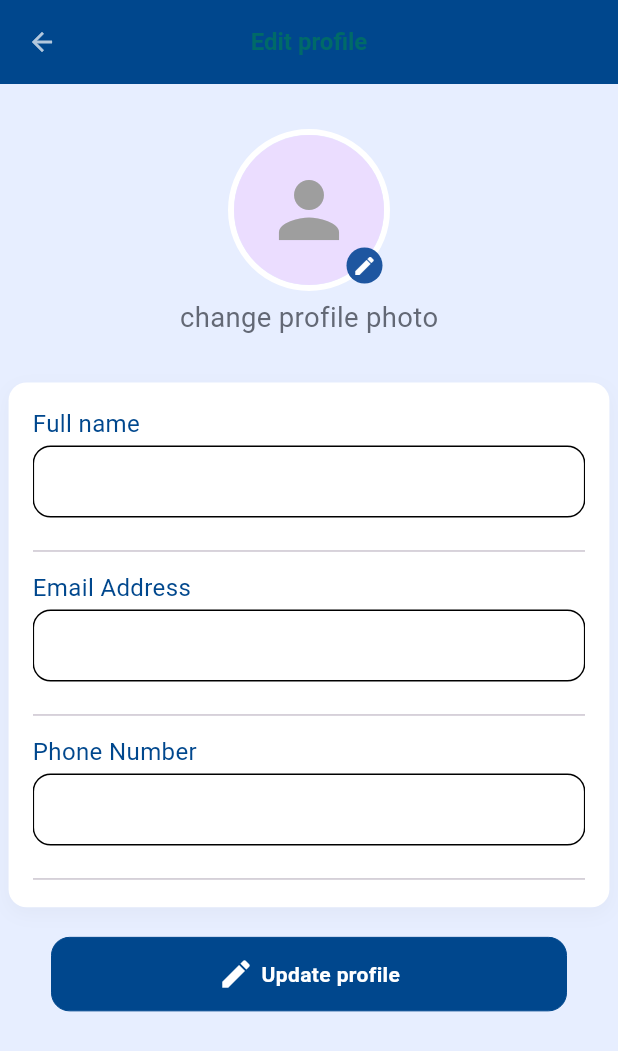
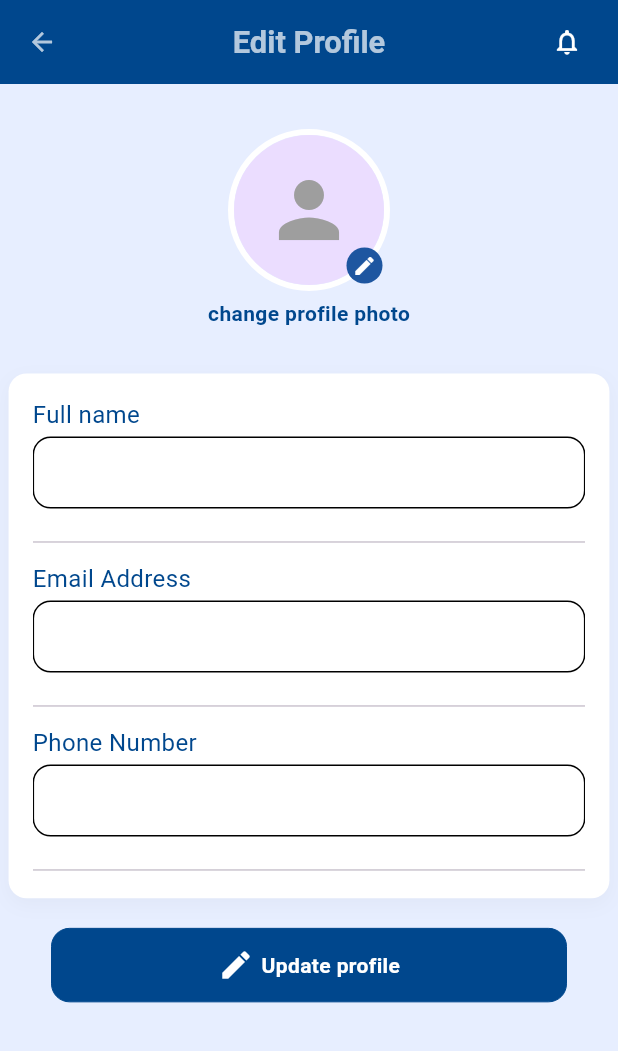
Before and after one commit to Ali-Abu1993/doctor-appoint, a Flutter app: the SettingsScreen screen opened by its route, after a tap on "Edit Profile", on a phone screen of 412 x 824 dp. Shown: the top 1051 px of the screen. Run offline on Flutter 3.47's test engine with Material 3 defaults, Android fonts, the phone set to English and light mode, and no system bars; our stand-ins replace cloud_firestore, dio, firebase_auth, firebase_core, firebase_messaging, firebase_storage and 8 more; missing offline and left inert: flutter_launcher_icons; accounts and stored records are empty; network calls fail.

Commit message:
made some chanhes , want to upload those changes

```diff
--- a/lib/core/mock_data/data/user_profile_mock_data.dart
+++ b/lib/core/mock_data/data/user_profile_mock_data.dart
@@ -2,10 +2,10 @@ import 'package:doctor_appointment/features/user_edit_profile/data/user_profile_
 
 abstract class UserProfileMockData {
   static UserProfileModel currentUser = const UserProfileModel(
-    fullName: "Sarah Connor",
-    email: "sarah.connor@example.com",
-    phoneNumber: "+20 101 234 5678",
-    gender: "Female",
+    fullName: "",
+    email: "",
+    phoneNumber: "",
+    gender: "",
   );
 
   static UserProfileModel updateProfile(UserProfileModel newProfile) {
--- a/lib/core/widgets/app_button.dart
+++ b/lib/core/widgets/app_button.dart
@@ -36,7 +36,7 @@ class AppButton extends StatelessWidget {
         child: Row(
           mainAxisAlignment: MainAxisAlignment.center,
           spacing: 5,
-          children: [icon??Text(""),Text(txt,style: buttonTxtStyle)],
+          children: [icon??Text(""),Text(txt,style: buttonTxtStyle,overflow: TextOverflow.ellipsis, maxLines: 1,)],
         ),
       ),
     );
--- a/lib/core/widgets/custom_widgets/build_settings_group.dart
+++ b/lib/core/widgets/custom_widgets/build_settings_group.dart
@@ -29,7 +29,7 @@ Widget buildListTile(BuildContext context,{
   String? trailingText,
   required VoidCallback onTap,
 }) {
-
+final isDark = context.isDark;
   return ListTile(
     onTap: onTap,
     shape: RoundedRectangleBorder(borderRadius: BorderRadius.circular(16)),
@@ -46,7 +46,7 @@ Widget buildListTile(BuildContext context,{
       style:  TxtStyle.font15W600Black(context),
     ),
     subtitle: subtitle != null
-        ? Text(subtitle, style: TxtStyle.font12NormalGrey)
+        ? Text(subtitle, style:TxtStyle.font12NormalGrey,)
         : null,
     trailing: Row(
       mainAxisSize: MainAxisSize.min,
@@ -54,7 +54,7 @@ Widget buildListTile(BuildContext context,{
         if (trailingText != null)
           Text(
             trailingText,
-            style: TxtStyle.font14BoldBlue
+            style: isDark?TxtStyle.font14BoldBlue:TxtStyle.font14BoldGrey
           ),
         const SizedBox(width: 4),
          Icon(Icons.arrow_forward_ios_rounded, size: 16,
@@ -84,7 +84,7 @@ Widget buildSwitchTile(BuildContext context,{
         style: TxtStyle.font15W600Black(context)),
     trailing: Switch.adaptive(
       value: value,
-      activeColor: ColorsManager.primary,
+      activeColor: context.isDark?ColorsManager.primary:Colors.lightBlue,
       onChanged: onChanged,
     ),
   );
--- a/lib/core/widgets/settings_screen.dart
+++ b/lib/core/widgets/settings_screen.dart
@@ -66,11 +66,7 @@ class _SettingsScreenState extends State<SettingsScreen> {
                 // 1. كارت الملف الشخصي المصغر
                 buildInfoTile(
                     Icons.person, user?.displayName ?? '', user?.email ?? '',
-                    context.isDark? TxtStyle.font15W600DarkBlue: TextStyle(
-                      color: Colors.white60,
-                      fontSize: 15,fontWeight: FontWeight.w600
-                    ),
-                    TxtStyle.font11BoldGrey
+                    TxtStyle.font12NormalGrey,TxtStyle.font15W600Black(context)
                 ),
 
                 const SizedBox(height: 24),
@@ -80,7 +76,7 @@ class _SettingsScreenState extends State<SettingsScreen> {
                 buildSettingsGroup([
                   buildListTile(context,
                     icon: Icons.person_outline_rounded,
-                    title: local!.edit_profile,
+                    title: local.edit_profile,
                     subtitle: local.edit_profile_subtitle,
                     onTap: () {
                       context.pushNamed(AppRouter.editProfileScreen);
@@ -92,7 +88,7 @@ class _SettingsScreenState extends State<SettingsScreen> {
                     title: local.security_and_password,
                     subtitle: local.security_subtitle,
                     onTap: () {
-                      context.goNamed(AppRouter.kChangePassScreen);
+                      context.push(AppRouter.kChangePassScreen);
                     },
                   ),
                   const Divider(height: 1, indent: 56),
@@ -258,7 +254,8 @@ class _SettingsScreenState extends State<SettingsScreen> {
         borderRadius: BorderRadius.vertical(top: Radius.circular(20)),
       ),
       builder: (context) {
-        return Padding(
+        return SafeArea(
+          child: Padding(
             padding: const EdgeInsets.all(20.0),
             child: Column(
               mainAxisSize: MainAxisSize.min,
@@ -297,25 +294,27 @@ class _SettingsScreenState extends State<SettingsScreen> {
                 ),
               ],
             ),
+          ),
         );
       },
     );
   }
 
   void showLogoutDialog(BuildContext context) {
+    final local = context.l1on;
     showDialog(
       context: context,
       builder: (context) =>
           AlertDialog(
             shape: RoundedRectangleBorder(
                 borderRadius: BorderRadius.circular(16)),
-            title: const Text('Log out'),
-            content: const Text('Are you sure you want to log out?'),
+            title:  Text(local.logout),
+            content:  Text(local.confirm_logout),
             actions: [
               TextButton(
                 onPressed: () => context.pop(),
-                child: const Text(
-                    'Cancel', style: TextStyle(color: Colors.grey)),
+                child:  Text(
+                    local.cancel, style: TextStyle(color: Colors.grey)),
               ),
               ElevatedButton(
                 style: ElevatedButton.styleFrom(
@@ -328,8 +327,8 @@ class _SettingsScreenState extends State<SettingsScreen> {
                   context.pop();
                   // context.go('/login'); // التوجه لصفحة تسجيل الدخول بـ GoRouter
                 },
-                child: const Text(
-                    'Logging out', style: TextStyle(color: Colors.white)),
+                child:  Text(
+                    local.logging_out, style: TextStyle(color: Colors.white)),
               ),
             ],
           ),
--- a/lib/features/user_edit_profile/presentation/edit_profile_screen.dart
+++ b/lib/features/user_edit_profile/presentation/edit_profile_screen.dart
@@ -1,5 +1,6 @@
 import 'package:doctor_appointment/core/helper/dio_helper.dart';
 import 'package:doctor_appointment/core/mock_data/logic/mock_profile_cubit.dart';
+import 'package:doctor_appointment/core/utils/app_extensions.dart';
 import 'package:doctor_appointment/core/utils/colors_manager.dart';
 import 'package:doctor_appointment/core/utils/text_style.dart';
 import 'package:doctor_appointment/core/widgets/app_button.dart';
@@ -26,20 +27,30 @@ class _EditProfileScreenState extends State<EditProfileScreen> {
   late TextEditingController emailController;
   late TextEditingController phoneController;
   String selectedGender = 'Male';
+
   final user = FirebaseAuth.instance.currentUser;
   String? photoUrl;
+
   late String? finalImage= photoUrl ?? user?.photoURL ;
 
   @override
   void initState() {
     super.initState();
-    nameController = TextEditingController(text: widget.editProfile?.fullName);
-    emailController = TextEditingController(text: widget.editProfile?.email);
-    phoneController = TextEditingController(
-      text: widget.editProfile?.phoneNumber,
-    );
-    selectedGender = widget.editProfile?.gender ?? 'Male';
-    photoUrl=widget.editProfile?.photoUrl ?? user?.photoURL;
+    final profile =widget.editProfile;
+
+    String initialName = (profile?.fullName!=null && profile!.fullName.isNotEmpty)?
+        profile.fullName:(user?.displayName ?? '');
+
+    String initialEmail=(profile?.email !=null && profile!.email.isNotEmpty)?
+        profile.email:(user?.email ?? '');
+    String initialPhone =(profile?.phoneNumber !=null && profile!.phoneNumber.isNotEmpty)?
+        profile.phoneNumber:(user?.phoneNumber ?? "");
+    nameController=TextEditingController(text: initialName);
+    emailController=TextEditingController(text: initialEmail);
+    phoneController=TextEditingController(text: initialPhone);
+
+    selectedGender = profile?.gender.isNotEmpty ==true ? profile!.gender:"Male";
+    photoUrl=profile?.photoUrl ?? user?.photoURL;
 
   }
 
@@ -53,6 +64,7 @@ class _EditProfileScreenState extends State<EditProfileScreen> {
 
   @override
   Widget build(BuildContext context) {
+    final local = context.l1on;
     return MultiBlocProvider(
   providers: [
     BlocProvider(
@@ -64,7 +76,7 @@ class _EditProfileScreenState extends State<EditProfileScreen> {
   ],
   child: Scaffold(
         appBar: AppBar(
-          title: Text("Edit profile", style: TxtStyle.font14W700),
+          title: Text(local.edit_profile, style: context.isDark? TxtStyle.font18SemiBoldWhite:TxtStyle.font18SemiBold(context)),
           centerTitle: true,
           leading: IconButton(
             onPressed: () {
@@ -78,7 +90,7 @@ class _EditProfileScreenState extends State<EditProfileScreen> {
               onPressed: () {},
               icon: Icon(
                 Icons.notifications_outlined,
-                color: ColorsManager.primary,
+                color: context.isDark?ColorsManager.white:Colors.white70,
               ),
             ),
             SizedBox(width: 10),
@@ -95,7 +107,7 @@ class _EditProfileScreenState extends State<EditProfileScreen> {
                       Icon(Icons.check_circle, color: Colors.white),
                       SizedBox(width: 10),
                       Text(
-                        "Profile updated successfully",
+                        local.profile_updated_success,
                         style: TxtStyle.font12W500,
                       ),
                     ],
@@ -129,20 +141,20 @@ class _EditProfileScreenState extends State<EditProfileScreen> {
           builder: (builder)=> Center(child: const CircularProgressIndicator()));
     }
     if (state is EditPhotoSuccessState){
-      SnackBar(
+      ScaffoldMessenger.of(context).showSnackBar(SnackBar(
         content: Row(
           children: [
             Icon(Icons.check_circle, color: Colors.white),
             SizedBox(width: 10),
             Text(
-              "Image updated successfully",
+              local.image_updated_success,
               style: TxtStyle.font12W500,
             ),
           ],
         ),
         backgroundColor: ColorsManager.primary,
         duration: Duration(seconds: 2),
-      );
+      ));
 
     context.pop();
     }
@@ -199,8 +211,8 @@ class _EditProfileScreenState extends State<EditProfileScreen> {
                   SizedBox(height: 5),
                   Center(
                     child: Text(
-                      'change profile photo',
-                      style: TxtStyle.font16W400Regular,
+                      local.change_profile_photo,
+                      style: TxtStyle.font14BoldBlue,
                     ),
                   ),
                   SizedBox(height: 30),
@@ -224,41 +236,39 @@ class _EditProfileScreenState extends State<EditProfileScreen> {
                         spacing: 3,
                         crossAxisAlignment: CrossAxisAlignment.start,
                         children: [
-                          Text('Full name',style: TxtStyle.font14RegularBlue,),
+                          Text(local.full_name,style: TxtStyle.font14RegularBlue,),
                           CustomTextField(
                             controller: nameController,
-                            hintText: user?.displayName ?? ' ',
-                            textInput: (val) {
-                              return null;
-                            },
+                            hintText: (widget.editProfile?.fullName.isNotEmpty==true)?
+                            widget.editProfile!.fullName:(user?.displayName ?? 'Full Name'),
+                            textInput: (val) =>null,
                             prefixIcon: null,
                           ),
                           Divider(height: 20),
-                          Text('Email Address',style: TxtStyle.font14RegularBlue,),
+                          Text(local.email_address,style: TxtStyle.font14RegularBlue,),
                           CustomTextField(
-                            textInput: (val) {
-                              return null;
-                            },
+                            textInput: (val) =>null,
                             controller: emailController,
-                            hintText: user?.email ?? "noemail@nodomain.com",
+                            hintText: widget.editProfile?.email.isNotEmpty==true?
+                            widget.editProfile!.email:(user?.email ?? "noemail@nodomain.com"),
                           ),
 
                           Divider(height: 20),
-                          Text('Phone Number',style: TxtStyle.font14RegularBlue,),
+                          Text(local.phone_number,style: TxtStyle.font14RegularBlue,),
                           CustomTextField(
-                            textInput: (val) {
-                              return null;
-                            },
+                            textInput: (val) =>null,
                             controller: phoneController,
-                            hintText: user?.phoneNumber ?? '+01 000 0000 0000',
+                            hintText: widget.editProfile?.phoneNumber.isNotEmpty==true?
+                            widget.editProfile!.phoneNumber:(user?.phoneNumber ?? "")
+                            ,
                           ),
                           Divider(height: 20),
-                          Text('Gender',style: TxtStyle.font14RegularBlue,),
+                          Text(local.gender,style: TxtStyle.font14RegularBlue,),
                           Row(
                             children: [
-                              Text("Gender", style: TxtStyle.font12W500),
+                              Text(local.gender, style: TxtStyle.font12W500),
                               Radio(
-                                value: "Male",
+                                value: local.male,
                                 groupValue: selectedGender,
                                 onChanged: (value) {
                                   setState(() {
@@ -266,9 +276,9 @@ class _EditProfileScreenState extends State<EditProfileScreen> {
                                   });
                                 },
                               ),
-                              Text("Male", style: TxtStyle.font12W500),
+                              Text(local.male, style: TxtStyle.font12W500),
                               Radio(
-                                value: "Female",
+                                value: local.female,
                                 groupValue: selectedGender,
                                 onChanged: (value) {
                                   setState(() {
@@ -276,7 +286,7 @@ class _EditProfileScreenState extends State<EditProfileScreen> {
                                   });
                                 },
                               ),
-                              Text("Female", style: TxtStyle.font12W500),
+                              Text(local.female, style: TxtStyle.font12W500),
                             ],
                           ),
                         ],
@@ -288,8 +298,8 @@ class _EditProfileScreenState extends State<EditProfileScreen> {
                     builder: (context, state) => AppButton(
                       barWidth: 300.w,
                       txt: state is UpdateProfileLoadingState
-                          ? "Updating..."
-                          : "Update profile",
+                          ? local.updating
+                          : local.update_profile,
                       onPress: () {
                         context.read<MockProfileCubit>().updateUserData(
                           data: UserProfileModel(
--- a/lib/l10n/app_ar.arb
+++ b/lib/l10n/app_ar.arb
@@ -30,6 +30,10 @@
   "email_address": "البريد الإلكتروني",
   "email_hint": "patient@example.com",
   "password": "كلمة المرور",
+ "change_password": "تغير كلمة المرور",
+ "change_password_success": "تم تغير كلمة المرور بنجاح",
+   "confirm_password": "تأكيد كلمة المرور",
+   "reset_password": "إعادة تعيين كلمة المرور",
   "password_hint": "••••••••",
   "forgot_password": "هل نسيت كلمة المرور؟",
   "remember_me": "تذكرني لمدة 30 يوماً",
@@ -126,6 +130,7 @@
           "settings": "الإعدادات",
           "profile": "الملف الشخصي",
           "logout": "تسجيل الخروج",
+          "confirm_logout": "هل تريد تسجيل الخروخ؟",
           "booking_confirmed_notification": "تم تأكيد موعد حجزك مع الدكتور",
           "new_promotions_notification": "عروض جديدة للخطط الطبية",
           "doc_point_title": "الرئيسية",
--- a/lib/l10n/app_en.arb
+++ b/lib/l10n/app_en.arb
@@ -37,6 +37,10 @@
   "email_address": "Email Address",
   "email_hint": "patient@example.com",
   "password": "Password",
+  "change_password": "Change Password",
+  "change_password_success": "Password is changed Successfully",
+  "confirm_password": "Confirm password",
+  "reset_password": "Reset password",
   "password_hint": "••••••••",
   "forgot_password": "Forgot password?",
   "remember_me": "Remember me for 30 days",
@@ -135,6 +139,7 @@
         "settings": "Settings",
         "profile": "Profile",
         "logout": "Logout",
+        "confirm_logout": "Are you sure you want to log out?",
         "booking_confirmed_notification": "Your appointment with the doctor has been confirmed",
         "new_promotions_notification": "New promotions for medical plans",
         "doc_app_title": "Home",
--- a/lib/l10n/app_localizations.dart
+++ b/lib/l10n/app_localizations.dart
@@ -284,6 +284,30 @@ abstract class AppLocalizations {
   /// **'Password'**
   String get password;
 
+  /// No description provided for @change_password.
+  ///
+  /// In en, this message translates to:
+  /// **'Change Password'**
+  String get change_password;
+
+  /// No description provided for @change_password_success.
+  ///
+  /// In en, this message translates to:
+  /// **'Password is changed Successfully'**
+  String get change_password_success;
+
+  /// No description provided for @confirm_password.
+  ///
+  /// In en, this message translates to:
+  /// **'Confirm Password'**
+  String get confirm_password;
+
+  /// No description provided for @reset_password.
+  ///
+  /// In en, this message translates to:
+  /// **'Reset password'**
+  String get reset_password;
+
   /// No description provided for @password_hint.
   ///
   /// In en, this message translates to:
@@ -403,12 +427,6 @@ abstract class AppLocalizations {
   /// In en, this message translates to:
   /// **'Create a strong password'**
   String get create_strong_password;
-
-  /// No description provided for @confirm_password.
-  ///
-  /// In en, this message translates to:
-  /// **'Confirm Password'**
-  String get confirm_password;
 
   /// No description provided for @confirm_password_hint.
   ///
@@ -722,6 +740,12 @@ abstract class AppLocalizations {
   /// **'Profile'**
   String get profile;
 
+  /// No description provided for @confirm_logout.
+  ///
+  /// In en, this message translates to:
+  /// **'Are you sure you want to log out?'**
+  String get confirm_logout;
+
   /// No description provided for @booking_confirmed_notification.
   ///
   /// In en, this message translates to:
```
Also changed, not shown: lib/core/routing/routes.dart (+35 -29 lines), lib/core/widgets/change_pass_screen.dart (+30 -15 lines), lib/core/widgets/doctor_card.dart (+4 -35 lines), lib/core/widgets/search_widget.dart (+4 -3 lines), lib/features/alldoctors/presentation/all_doctors_screen.dart (+4 -3 lines), lib/features/doctor_details/presentation/doctor_details.dart (+5 -4 lines), lib/features/user_edit_profile/presentation/user_profile.dart (+8 -8 lines), lib/l10n/app_localizations_ar.dart (+15 -3 lines), lib/l10n/app_localizations_en.dart (+15 -3 lines). Lines whose indentation alone changed are shown as unchanged.
